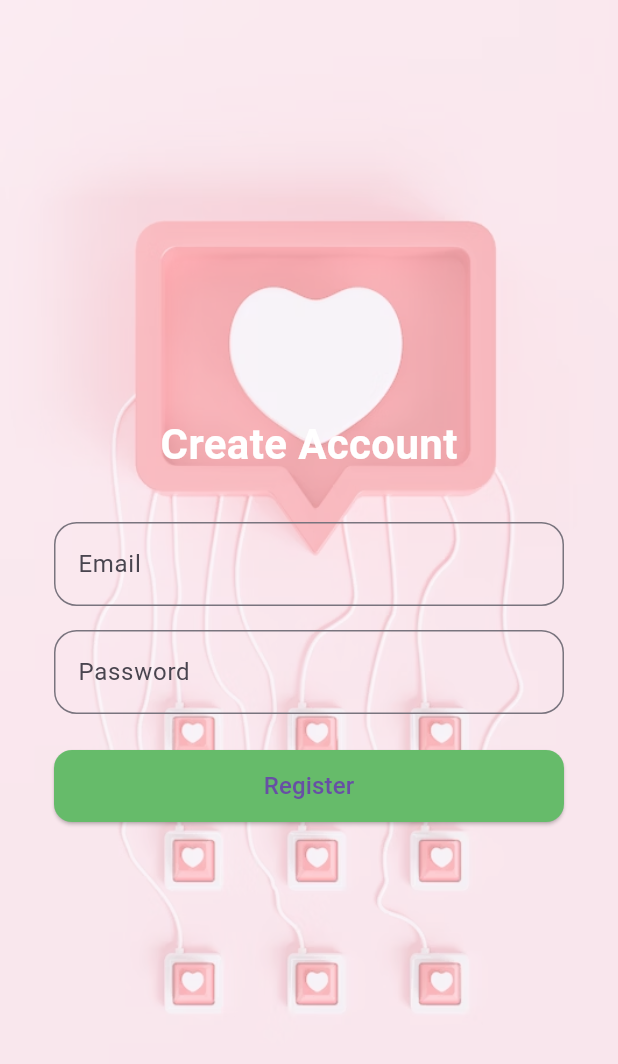
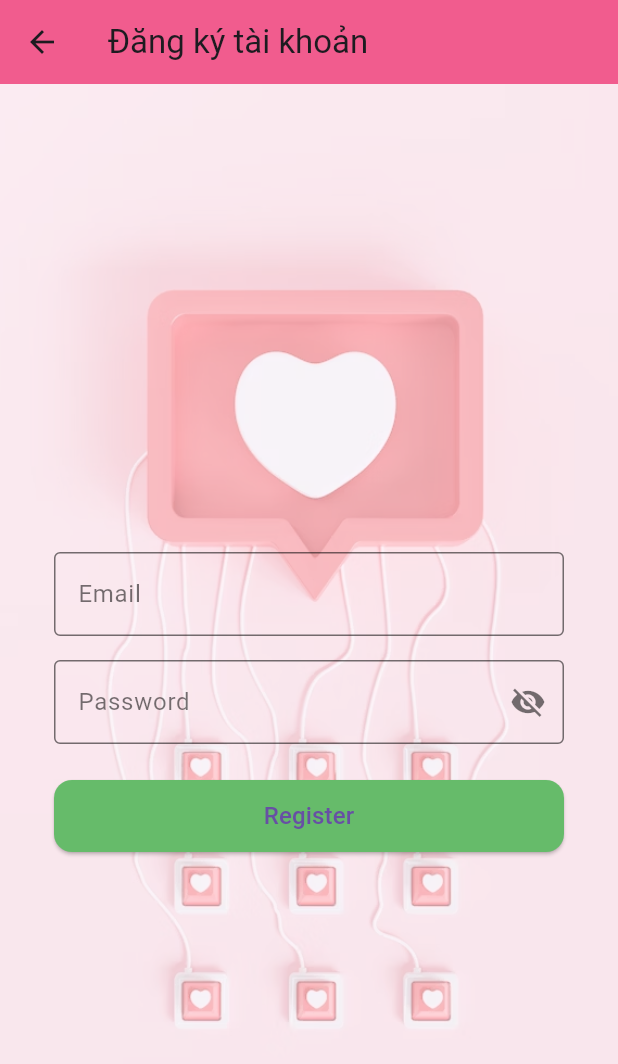
Before and after one commit to Minhmaxxx/health_tracker_app, a Flutter app: the screen it shows after launch, after a tap on "Đăng ký tài khoản mới", on a phone screen of 412 x 824 dp. Shown: the top 1064 px of the screen. Run offline on Flutter 3.47's test engine with Material 3 defaults, Android fonts, the phone set to English and light mode, and no system bars; our stand-ins replace cloud_firestore, firebase_auth, firebase_core; accounts and stored records are empty; network calls fail.

Commit message:
Initial commit - complete đăng ký / đăng nhập

```diff
--- a/lib/features/auth/presentation/login_page.dart
+++ b/lib/features/auth/presentation/login_page.dart
@@ -3,8 +3,10 @@ import '../widgets/custom_input.dart';
 import '../widgets/primary_button.dart';
 import '../data/auth_service.dart';
 import 'register_page.dart';
+import 'forgot_password_page.dart';
 import '../utils/validators.dart';
 import '../../home/screens/home_screen.dart';
+import 'package:firebase_auth/firebase_auth.dart';
 
 class LoginPage extends StatefulWidget {
   const LoginPage({super.key});
@@ -23,28 +25,42 @@ class _LoginPageState extends State<LoginPage> {
   String? _passError;
   String? _generalError;
 
+  Future<bool> _checkEmailVerified() async {
+    final user = FirebaseAuth.instance.currentUser;
+    await user?.reload();
+    return FirebaseAuth.instance.currentUser?.emailVerified ?? false;
+  }
+
   @override
   Widget build(BuildContext context) {
+    // Get screen size
+    final size = MediaQuery.of(context).size;
+
     return Scaffold(
       body: Stack(
         children: [
           // Background image with opacity
-          Positioned.fill(
+          Container(
+            width: size.width,
+            height: size.height,
             child: Opacity(
               opacity: 0.4,
               child: Image.asset(
-                'assets/images/background_auth.png', // Make sure to add your image path here
+                'assets/images/background_auth.png',
                 fit: BoxFit.cover,
               ),
             ),
           ),
-          // Existing content
-          Padding(
+          // Content with scrolling
+          SingleChildScrollView(
+            child: Container(
+              width: size.width,
+              height: size.height,
               padding: const EdgeInsets.all(36),
               child: Column(
                 mainAxisAlignment: MainAxisAlignment.center,
                 children: [
-                const SizedBox(height: 27),
+                  const SizedBox(height: 55),
                   const Text("Health Tracker",
                       style: TextStyle(
                         fontSize: 28,
@@ -66,7 +82,11 @@ class _LoginPageState extends State<LoginPage> {
 
                   // Password input + error
                   CustomInput(
-                    label: "Password", controller: _passCtrl, obscure: true),
+                    label: "Password",
+                    controller: _passCtrl,
+                    obscure: true,
+                    isPassword: true,
+                  ),
                   if (_passError != null) ...[
                     const SizedBox(height: 6),
                     Text(
@@ -102,7 +122,8 @@ class _LoginPageState extends State<LoginPage> {
 
                             // Validate before setting loading
                             if (!Validators.isValidEmail(email)) {
-                            setState(() => _emailError = "Email không hợp lệ");
+                              setState(
+                                  () => _emailError = "Email không hợp lệ");
                               return;
                             }
 
@@ -117,6 +138,8 @@ class _LoginPageState extends State<LoginPage> {
                             try {
                               await AuthService().signIn(email, pass);
                               if (!mounted) return;
+
+                              // Chuyển thẳng đến HomePage, bỏ phần check email verified
                               Navigator.pushReplacement(
                                 context,
                                 MaterialPageRoute(
@@ -138,10 +161,24 @@ class _LoginPageState extends State<LoginPage> {
                         MaterialPageRoute(builder: (_) => const RegisterPage()),
                       );
                     },
-                  style: TextButton.styleFrom(foregroundColor: Colors.white70),
+                    style: TextButton.styleFrom(
+                        foregroundColor: const Color.fromARGB(179, 21, 21, 21)),
                     child: const Text("Đăng ký tài khoản mới"),
                   ),
+                  TextButton(
+                    onPressed: () {
+                      Navigator.push(
+                        context,
+                        MaterialPageRoute(
+                            builder: (_) => const ForgotPasswordPage()),
+                      );
+                    },
+                    style: TextButton.styleFrom(
+                        foregroundColor: const Color.fromARGB(179, 21, 21, 21)),
+                    child: const Text("Quên mật khẩu?"),
+                  ),
                 ],
+              ),
             ),
           ),
         ],
--- a/lib/features/auth/presentation/register_page.dart
+++ b/lib/features/auth/presentation/register_page.dart
@@ -1,4 +1,6 @@
 import 'package:flutter/material.dart';
+import 'package:firebase_auth/firebase_auth.dart';
+import 'package:cloud_firestore/cloud_firestore.dart';
 import '../widgets/custom_input.dart';
 import '../widgets/primary_button.dart';
 import '../data/auth_service.dart';
@@ -22,11 +24,20 @@ class _RegisterPageState extends State<RegisterPage> {
 
   @override
   Widget build(BuildContext context) {
+    // Get screen size
+    final size = MediaQuery.of(context).size;
+
     return Scaffold(
+      appBar: AppBar(
+        title: const Text('Đăng ký tài khoản'),
+        backgroundColor: const Color.fromARGB(255, 241, 92, 142),
+      ),
       body: Stack(
         children: [
           // Background image with opacity
-          Positioned.fill(
+          Container(
+            width: size.width,
+            height: size.height,
             child: Opacity(
               opacity: 0.4,
               child: Image.asset(
@@ -35,20 +46,15 @@ class _RegisterPageState extends State<RegisterPage> {
               ),
             ),
           ),
-          // Content with padding (same style as LoginPage)
-          Padding(
+          // Content with scrolling
+          SingleChildScrollView(
+            child: Container(
+              width: size.width,
+              height: size.height,
               padding: const EdgeInsets.all(36),
               child: Column(
                 mainAxisAlignment: MainAxisAlignment.center,
                 children: [
-                const Text("Create Account",
-                    style: TextStyle(
-                      fontSize: 28,
-                      fontWeight: FontWeight.bold,
-                      color: Colors.white,
-                    )),
-                const SizedBox(height: 32),
-
                   // Email input + inline error
                   CustomInput(label: "Email", controller: _emailCtrl),
                   if (_emailError != null) ...[
@@ -62,7 +68,11 @@ class _RegisterPageState extends State<RegisterPage> {
 
                   // Password input + inline error
                   CustomInput(
-                    label: "Password", controller: _passCtrl, obscure: true),
+                    label: "Password",
+                    controller: _passCtrl,
+                    obscure: true,
+                    isPassword: true,
+                  ),
                   if (_passError != null) ...[
                     const SizedBox(height: 6),
                     Text(
@@ -98,7 +108,8 @@ class _RegisterPageState extends State<RegisterPage> {
                             final pass = _passCtrl.text;
 
                             if (!Validators.isValidEmail(email)) {
-                            setState(() => _emailError = "Email không hợp lệ");
+                              setState(
+                                  () => _emailError = "Email không hợp lệ");
                               return; // do NOT set loading
                             }
 
@@ -113,17 +124,23 @@ class _RegisterPageState extends State<RegisterPage> {
                             try {
                               await AuthService().register(email, pass);
                               if (!mounted) return;
+
+                              // Thêm SnackBar thông báo thành công
                               ScaffoldMessenger.of(context).showSnackBar(
                                 const SnackBar(
-                                  content: Text("Register success!")),
+                                  content:
+                                      Text("Đăng ký tài khoản thành công!"),
+                                  backgroundColor: Colors.green,
+                                  duration: Duration(seconds: 2),
+                                ),
                               );
+
+                              // Đợi 1 chút để người dùng thấy thông báo rồi mới pop
+                              await Future.delayed(const Duration(seconds: 2));
+                              if (!mounted) return;
                               Navigator.pop(context);
                             } catch (e) {
-                            // show inline general error and a snackbar
                               setState(() => _generalError = e.toString());
-                            ScaffoldMessenger.of(context).showSnackBar(
-                              SnackBar(content: Text(e.toString())),
-                            );
                             } finally {
                               if (mounted) setState(() => _loading = false);
                             }
@@ -132,8 +149,25 @@ class _RegisterPageState extends State<RegisterPage> {
                 ],
               ),
             ),
+          ),
         ],
       ),
     );
   }
+
+  Future<void> _createUserProfile(String uid, String email) async {
+    await FirebaseFirestore.instance.collection('users').doc(uid).set({
+      'email': email,
+      'createdAt': FieldValue.serverTimestamp(),
+      'displayName': '',
+      'photoUrl': null,
+    });
   }
+
+  Future<void> _sendVerificationEmail() async {
+    final user = FirebaseAuth.instance.currentUser;
+    if (user != null && !user.emailVerified) {
+      await user.sendEmailVerification();
+    }
+  }
+}
--- a/lib/features/auth/widgets/custom_input.dart
+++ b/lib/features/auth/widgets/custom_input.dart
@@ -1,27 +1,61 @@
 import 'package:flutter/material.dart';
 
-class CustomInput extends StatelessWidget {
+class CustomInput extends StatefulWidget {
   final String label;
   final TextEditingController controller;
   final bool obscure;
+  final bool isPassword;
 
   const CustomInput({
     super.key,
     required this.label,
     required this.controller,
     this.obscure = false,
+    this.isPassword = false,
   });
+
+  @override
+  State<CustomInput> createState() => _CustomInputState();
+}
+
+class _CustomInputState extends State<CustomInput> {
+  late bool _obscureText;
+
+  @override
+  void initState() {
+    super.initState();
+    _obscureText = widget.obscure;
+  }
 
   @override
   Widget build(BuildContext context) {
     return TextField(
-      controller: controller,
-      obscureText: obscure,
+      controller: widget.controller,
+      obscureText: _obscureText,
+      style: const TextStyle(color: Colors.black),
       decoration: InputDecoration(
-        labelText: label,
-        border: OutlineInputBorder(
-          borderRadius: BorderRadius.circular(15),
+        labelText: widget.label,
+        labelStyle: const TextStyle(color: Colors.black54),
+        enabledBorder: const OutlineInputBorder(
+          borderSide: BorderSide(color: Colors.black54),
         ),
+        focusedBorder: const OutlineInputBorder(
+          borderSide: BorderSide(color: Colors.black54),
+        ),
+        // Add toggle password visibility button
+        suffixIcon: widget.isPassword
+            ? IconButton(
+                icon: Icon(
+                  _obscureText ? Icons.visibility_off : Icons.visibility,
+                  color: Colors.black54,
+                ),
+                onPressed: () {
+                  setState(() {
+                    _obscureText = !_obscureText;
+                  });
+                },
+              )
+            : null,
       ),
     );
   }
--- a/pubspec.yaml
+++ b/pubspec.yaml
@@ -37,6 +37,7 @@ dependencies:
   cupertino_icons: ^1.0.8
   firebase_auth: ^6.1.1
   firebase_core: ^4.2.0
+  cloud_firestore: ^6.0.3
 
 dev_dependencies:
   flutter_test:
```
Also changed, not shown: lib/features/auth/presentation/auth_wrapper.dart (added, +21 -0 lines), lib/features/auth/presentation/forgot_password_page.dart (added, +101 -0 lines), pubspec.lock, 3 other files. Lines whose indentation alone changed are shown as unchanged.
